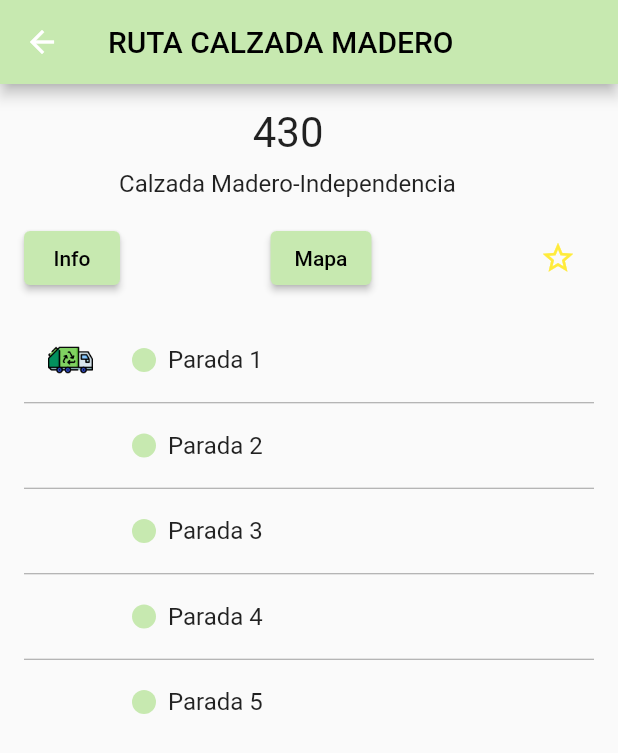
After one commit to Luis-GuillermoNino/proyecto, a Flutter app: the TrackingPage screen opened directly, on a phone screen of 412 x 824 dp. The commit adds this screen. Shown: the top 753 px of the screen. Run offline on Flutter 3.47's test engine with Material 2 defaults, Android fonts, the phone set to English and light mode, and no system bars; our stand-ins replace get, google_maps_flutter, hexcolor, location; missing offline and left inert: flutter_polyline_points, mysql1.

Commit message:
interfaz ruta

```diff
--- /dev/null
+++ b/lib/InterfacesRutas/calzadamadero.dart
@@ -0,0 +1,118 @@
+import 'package:aplicacion/edicion/colores.dart';
+import 'package:flutter/material.dart';
+
+class TrackingPage extends StatefulWidget {
+  const TrackingPage({super.key});
+
+  @override
+  _TrackingPageState createState() => _TrackingPageState();
+}
+
+class _TrackingPageState extends State<TrackingPage> {
+  final List<String> rastreoPuntos = [
+    'Parada 1',
+    'Parada 2',
+    'Parada 3',
+    'Parada 4',
+    'Parada 5',
+  ];
+
+  bool isStarred = false;
+
+  void toggleStarred() {
+    setState(() {
+      isStarred = !isStarred;
+    });
+  }
+
+  @override
+  Widget build(BuildContext context) {
+    return Scaffold(
+      appBar: AppBar(
+        title: const Text('RUTA CALZADA MADERO', style: TextStyle(color: Colors.black)),
+        backgroundColor: Colores.mainColor,
+      ),
+      body: Padding(
+        padding: const EdgeInsets.all(16.0),
+        child: Column(
+          crossAxisAlignment: CrossAxisAlignment.start,
+          children: <Widget>[
+            const Text(
+              '                      430',
+              style: TextStyle(fontSize: 28),
+            ),
+            const SizedBox(height: 8),
+            const Text(
+              '                Calzada Madero-Independencia',
+              style: TextStyle(fontSize: 16),
+            ),
+            const SizedBox(height: 16),
+            Row(
+              mainAxisAlignment: MainAxisAlignment.spaceBetween,
+              children: [
+                ElevatedButton(
+                  onPressed: () {},
+                  style: ElevatedButton.styleFrom(
+                    primary: Colores.mainColor,
+                    onPrimary: Colors.black,
+                  ),
+                  child: const Text('Info'),
+                ),
+                ElevatedButton(
+                  onPressed: () {},
+                  style: ElevatedButton.styleFrom(
+                    primary: Colores.mainColor,
+                    onPrimary: Colors.black,
+                  ),
+                  child: const Text('Mapa'),
+                ),
+                IconButton(
+                  onPressed: toggleStarred,
+                  icon: Icon(
+                    isStarred ? Icons.star : Icons.star_border,
+                    color: Colors.yellow, // Color del icono
+                  ),
+                ),
+              ],
+            ),
+            const SizedBox(height: 16),
+            Expanded(
+              child: ListView.separated(
+                itemCount: rastreoPuntos.length,
+                separatorBuilder: (context, index) => const Divider(
+                  color: Colors.grey,
+                  height: 1,
+                ),
+                itemBuilder: (context, index) {
+                  return ListTile(
+                    leading: index == 0
+                        ? Container(
+                      width: 30,
+                      height: 30,
+                      child: Image.asset('assets/camionBasura.png'),
+                    )
+                        : SizedBox(width: 24),
+                    title: Row(
+                      children: [
+                        Container(
+                          width: 16,
+                          height: 16,
+                          decoration: BoxDecoration(
+                            shape: BoxShape.circle,
+                            color: Colores.mainColor,
+                          ),
+                        ),
+                        const SizedBox(width: 8),
+                        Text(rastreoPuntos[index]),
+                      ],
+                    ),
+                  );
+                },
+              ),
+            ),
+          ],
+        ),
+      ),
+    );
+  }
+}
--- a/lib/mapa/mapa.dart
+++ b/lib/mapa/mapa.dart
@@ -21,7 +21,6 @@ class Mapa extends StatefulWidget {
 }
 
 class MapaState extends State<Mapa>  {
-  //Variables
   int contador = 1;
   final Set<Marker> _marker = {};
   final String apikey = "AIzaSyCiXkGqo00VRBUq4PNWiYOUsX9P60FFAeA";
@@ -32,10 +31,8 @@ class MapaState extends State<Mapa>  {
   );
   final Completer<GoogleMapController> _controller =
   Completer<GoogleMapController>();
-  // Lista temporal de rutas
   List<Rutas> rutas = RutasData.rutas;
   final TextEditingController _searchController = TextEditingController();
-  //trazado de prueba
   List<LatLng> polylineCoordinates = [];
   final Set<Polyline> _polylines = <Polyline>{};
   late PolylinePoints polylinePoints;
--- a/lib/paginacomenzar.dart
+++ b/lib/paginacomenzar.dart
@@ -17,7 +17,7 @@ class PaginaComenzar extends StatelessWidget {
           children: [
             SafeArea(
               child: Image.asset(
-                'assets/puente.gif',
+                'assets/nuevofondo.gif',
                 fit: BoxFit.cover,
                 width: double.infinity,
                 height: double.infinity,
--- a/pubspec.yaml
+++ b/pubspec.yaml
@@ -85,6 +85,7 @@ flutter:
     - assets/fondoMapa.jpeg
     - assets/camionBasura.png
     - assets/mexico.png
+    - assets/nuevofondo.gif
   # An image asset can refer to one or more resolution-specific "variants", see
   # https://flutter.dev/assets-and-images/#resolution-aware
 
```
Also changed, not shown: lib/mapa/search_ruta_delegate.dart (+52 -7 lines), assets/nuevofondo.gif (added).
